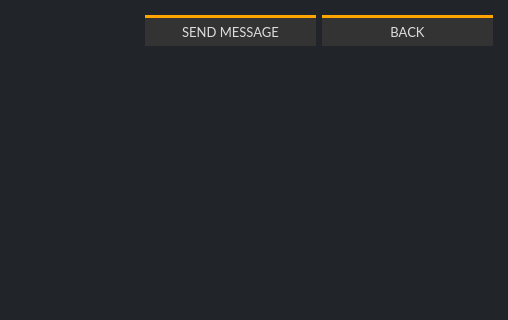
The window that src/gui/ui/sendmessageframe.ui (ConcealNetwork/conceal-desktop) describes before a commit, drawn with Qt 5; both pictures show x 762 to 1270 and y 0 to 320 of the 1270 by 700 pixel window.
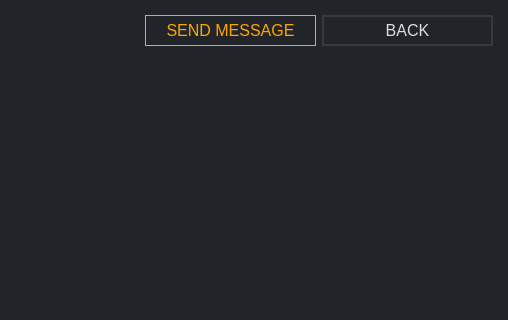
The same window after the commit.

```diff
--- a/src/gui/ui/sendmessageframe.ui
+++ b/src/gui/ui/sendmessageframe.ui
@@ -74,12 +74,11 @@
        </property>
        <property name="font">
         <font>
-         <family>Lato</family>
-         <pointsize>10</pointsize>
+         <pointsize>-1</pointsize>
         </font>
        </property>
        <property name="styleSheet">
-        <string notr="true">color: #ddd; background-color: #333; border-top: 3px solid orange;</string>
+        <string notr="true">color: orange; background-color: #1; border: 1px solid orange; font-size: 16px;</string>
        </property>
        <property name="text">
         <string>SEND MESSAGE</string>
@@ -102,12 +101,11 @@
        </property>
        <property name="font">
         <font>
-         <family>Lato</family>
-         <pointsize>10</pointsize>
+         <pointsize>-1</pointsize>
         </font>
        </property>
        <property name="styleSheet">
-        <string notr="true">color: #ddd; background-color: #333; border-top: 3px solid orange;</string>
+        <string notr="true">color: #ddd; border: 2px solid #343a40; font-size: 16px; background-color: #21259;</string>
        </property>
        <property name="text">
         <string>BACK</string>
```
Left out of the diff: 2 changed lines with no effect on the pictures.
